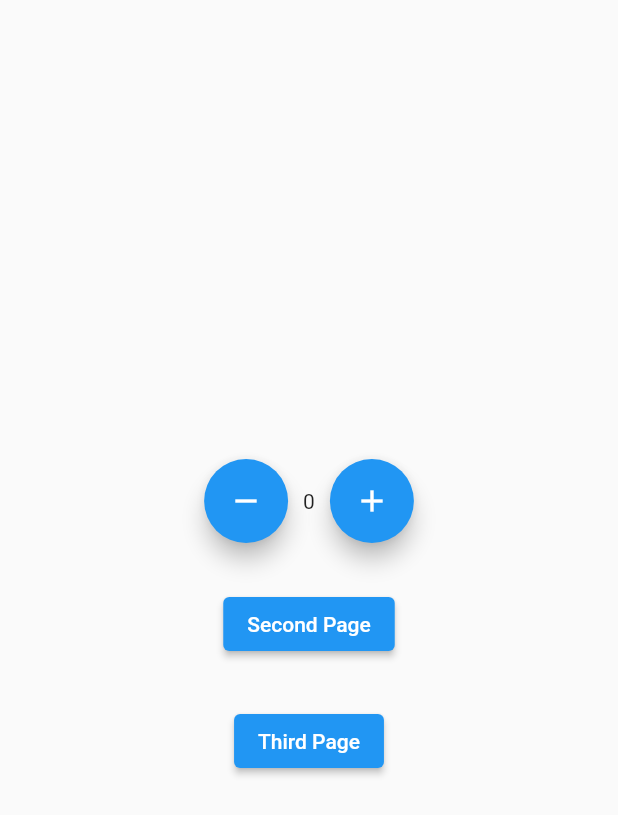
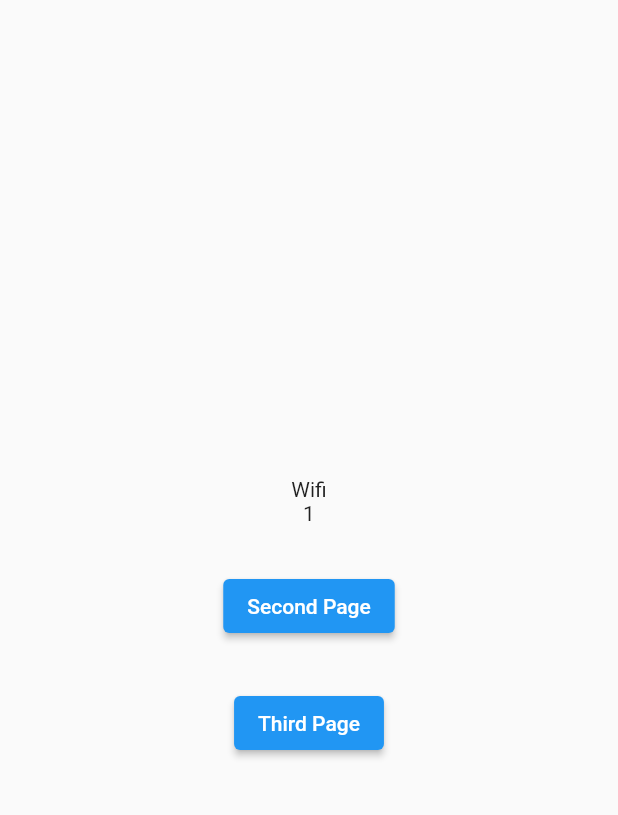
Before and after one commit to pokhrel-amit/simple-counter-app-with-bloc, a Flutter app: the screen it shows after launch, on a phone screen of 412 x 824 dp. Shown: the top 815 px of the screen. Run offline on Flutter 3.47's test engine with Material 2 defaults, Android fonts, the phone set to English and light mode, and no system bars; our stand-ins replace connectivity, equatable, flutter_bloc.

Commit message:
Counter app using StreamSubscription with Connectivity package

```diff
--- a/lib/Business_logic/cubit/counter_cubit.dart
+++ b/lib/Business_logic/cubit/counter_cubit.dart
@@ -1,9 +1,38 @@
+import 'dart:async';
+
 import 'package:flutter_bloc/flutter_bloc.dart';
 import 'package:sm_bloc_cubit/Business_logic/cubit/counter_state.dart';
-
+import 'package:sm_bloc_cubit/Business_logic/cubit/internet_cubit.dart';
+import 'package:sm_bloc_cubit/Business_logic/cubit/internet_state.dart';
+import 'package:sm_bloc_cubit/constants/enum.dart';
 
 class CounterCubit extends Cubit<CounterState> {
-  CounterCubit() : super(CounterState(counterValue: 0));
-  void increment() => emit(CounterState(counterValue: state.counterValue + 1,wasIncremented: true));
-  void decrement() => emit(CounterState(counterValue: state.counterValue - 1,wasIncremented: false));
+  final InternetCubit internetCubit;
+  StreamSubscription? internetStreamSubscription;
+  CounterCubit({required this.internetCubit})
+      : super(CounterState(counterValue: 0)) {
+    monitorInternetCubit();
+  }
+
+  StreamSubscription<InternetState> monitorInternetCubit() {
+    return internetStreamSubscription = internetCubit.stream.listen((internetState) {
+    if (internetState is InternetConnected &&
+        internetState.connectionType == ConnectionType.Wifi) {
+      increment();
+    } else if (internetState is InternetConnected &&
+        internetState.connectionType == ConnectionType.Mobile) {
+      decrement();
+    }
+  });
+  }
+  @override
+  Future<void> close() {
+    internetStreamSubscription?.cancel();
+    return super.close();
+  }
+
+  void increment() => emit(
+      CounterState(counterValue: state.counterValue + 1, wasIncremented: true));
+  void decrement() => emit(CounterState(
+      counterValue: state.counterValue - 1, wasIncremented: false));
 }
--- a/lib/Business_logic/cubit/internet_cubit.dart
+++ b/lib/Business_logic/cubit/internet_cubit.dart
@@ -1,6 +1,32 @@
+import 'dart:async';
+
+import 'package:connectivity/connectivity.dart';
 import 'package:flutter_bloc/flutter_bloc.dart';
 import 'package:sm_bloc_cubit/Business_logic/cubit/internet_state.dart';
+import 'package:sm_bloc_cubit/constants/enum.dart';
 
 class InternetCubit extends Cubit<InternetState> {
-  InternetCubit():super(InternetLoading());
+  final Connectivity connectivity;
+  StreamSubscription? connectivitySubsription;
+  InternetCubit({required this.connectivity}) : super(InternetLoading()) {
+    monitorInternetConnection();
+  }
+
+  StreamSubscription<ConnectivityResult> monitorInternetConnection() {
+    return connectivitySubsription =
+      connectivity.onConnectivityChanged.listen((result) {
+    if (result == ConnectivityResult.mobile) {
+      emit(InternetConnected(connectionType: ConnectionType.Mobile));
+    } else if (result == ConnectivityResult.wifi) {
+      emit(InternetConnected(connectionType: ConnectionType.Wifi));
+    } else {
+      emit(InternetDisconnected());
+    }
+  });
+  }
+  @override
+  Future<void> close() {
+    connectivitySubsription?.cancel();
+    return super.close();
+  }
 }
--- a/lib/constants/enum.dart
+++ b/lib/constants/enum.dart
@@ -0,0 +1 @@
+enum ConnectionType{Wifi,Mobile}
--- a/lib/main.dart
+++ b/lib/main.dart
@@ -1,36 +1,47 @@
+import 'package:connectivity/connectivity.dart';
 import 'package:flutter/material.dart';
 import 'package:flutter_bloc/flutter_bloc.dart';
+import 'package:sm_bloc_cubit/Business_logic/cubit/internet_cubit.dart';
 import 'package:sm_bloc_cubit/presentation_layer/routes/app_routes.dart';
 import 'package:sm_bloc_cubit/presentation_layer/screens/home_screen.dart';
 
 import 'Business_logic/cubit/counter_cubit.dart';
 
 void main(List<String> args) {
-  runApp(MyApp());
+  runApp(MyApp(
+    connectivity: Connectivity(),
+  ));
 }
 
-class MyApp extends StatefulWidget {
-  const MyApp({Key? key}) : super(key: key);
+class MyApp extends StatelessWidget {
+  final Connectivity connectivity;
 
-  @override
-  State<MyApp> createState() => _MyAppState();
-}
-
-class _MyAppState extends State<MyApp> {
-  AppRoutes appRoutes = AppRoutes();
+  const MyApp({
+    Key? key,
+    required this.connectivity,
+  }) : super(key: key);
 
   @override
   Widget build(BuildContext context) {
-    return MaterialApp(
-      debugShowCheckedModeBanner: false,
-      onGenerateRoute: appRoutes.generateRoutes,
-      initialRoute: '/',
+    AppRoutes appRoutes = AppRoutes();
+    return MultiBlocProvider(
+      providers: [
+        BlocProvider(
+          create: (context) => InternetCubit(
+            connectivity: connectivity,
+          ),
+        ),
+        BlocProvider(
+          create: (context) => CounterCubit(
+            internetCubit: BlocProvider.of<InternetCubit>(context),
+          ),
+        ),
+      ],
+      child: MaterialApp(
+        debugShowCheckedModeBanner: false,
+        onGenerateRoute: appRoutes.generateRoutes,
+        initialRoute: '/',
+      ),
     );
   }
-
-  @override
-  void dispose() {
-    appRoutes.dispose();
-    super.dispose();
-  }
 }
--- a/lib/presentation_layer/routes/app_routes.dart
+++ b/lib/presentation_layer/routes/app_routes.dart
@@ -1,12 +1,22 @@
+import 'package:connectivity/connectivity.dart';
 import 'package:flutter/material.dart';
 import 'package:flutter_bloc/flutter_bloc.dart';
 import 'package:sm_bloc_cubit/Business_logic/cubit/counter_cubit.dart';
+import 'package:sm_bloc_cubit/Business_logic/cubit/internet_cubit.dart';
+import 'package:sm_bloc_cubit/main.dart';
 import 'package:sm_bloc_cubit/presentation_layer/screens/home_screen.dart';
 import 'package:sm_bloc_cubit/presentation_layer/screens/second_screen.dart';
 import 'package:sm_bloc_cubit/presentation_layer/screens/third_screen.dart';
 
 class AppRoutes {
-  final CounterCubit counterCubit = CounterCubit();
+
+
+
+  final CounterCubit counterCubit = CounterCubit(
+    internetCubit: InternetCubit(
+      connectivity: Connectivity(),
+    ),
+  );
   Route generateRoutes(RouteSettings settings) {
     // final GlobalKey<ScaffoldState>? key =
     //     settings.arguments as GlobalKey<ScaffoldState>;
--- a/lib/presentation_layer/screens/home_screen.dart
+++ b/lib/presentation_layer/screens/home_screen.dart
@@ -1,6 +1,9 @@
 import 'package:flutter/material.dart';
 import 'package:flutter_bloc/flutter_bloc.dart';
 import 'package:sm_bloc_cubit/Business_logic/cubit/counter_cubit.dart';
+import 'package:sm_bloc_cubit/Business_logic/cubit/internet_cubit.dart';
+import 'package:sm_bloc_cubit/Business_logic/cubit/internet_state.dart';
+import 'package:sm_bloc_cubit/constants/enum.dart';
 
 import '../../Business_logic/cubit/counter_state.dart';
 
@@ -15,24 +18,37 @@ class _HomeScreenState extends State<HomeScreen> {
   // GlobalKey<ScaffoldState> homeScreenKey = GlobalKey<ScaffoldState>();
   @override
   Widget build(BuildContext context) {
-
     return SafeArea(
       child: Scaffold(
-
         body: Center(
           child: Column(
             mainAxisAlignment: MainAxisAlignment.center,
             children: [
+              BlocBuilder<InternetCubit, InternetState>(
+                builder: (context, state) {
+                  if (state is InternetConnected &&
+                      state.connectionType == ConnectionType.Wifi) {
+                    return Text('Wifi');
+                  } else if (state is InternetConnected &&
+                      state.connectionType == ConnectionType.Mobile) {
+                    return Text('Mobile');
+                  } else if (state is InternetDisconnected) {
+                    return Text('Disconnected');
+                  } else {
+                    return CircularProgressIndicator();
+                  }
+                },
+              ),
               Row(
                 mainAxisAlignment: MainAxisAlignment.center,
                 children: [
-                  FloatingActionButton(
-                    heroTag: 'h1',
-                    onPressed: () {
-                      BlocProvider.of<CounterCubit>(context).decrement();
-                    },
-                    child: const Icon(Icons.remove),
-                  ),
+                  // FloatingActionButton(
+                  //   heroTag: 'h1',
+                  //   onPressed: () {
+                  //     BlocProvider.of<CounterCubit>(context).decrement();
+                  //   },
+                  //   child: const Icon(Icons.remove),
+                  // ),
                   const SizedBox(
                     width: 10,
                   ),
@@ -61,13 +77,13 @@ class _HomeScreenState extends State<HomeScreen> {
                   const SizedBox(
                     width: 10,
                   ),
-                  FloatingActionButton(
-                    heroTag: 'h2',
-                    onPressed: () {
-                      BlocProvider.of<CounterCubit>(context).increment();
-                    },
-                    child: const Icon(Icons.add),
-                  ),
+                  // FloatingActionButton(
+                  //   heroTag: 'h2',
+                  //   onPressed: () {
+                  //     BlocProvider.of<CounterCubit>(context).increment();
+                  //   },
+                  //   child: const Icon(Icons.add),
+                  // ),
                 ],
               ),
               const SizedBox(
```
Also changed, not shown: 2 other files.
